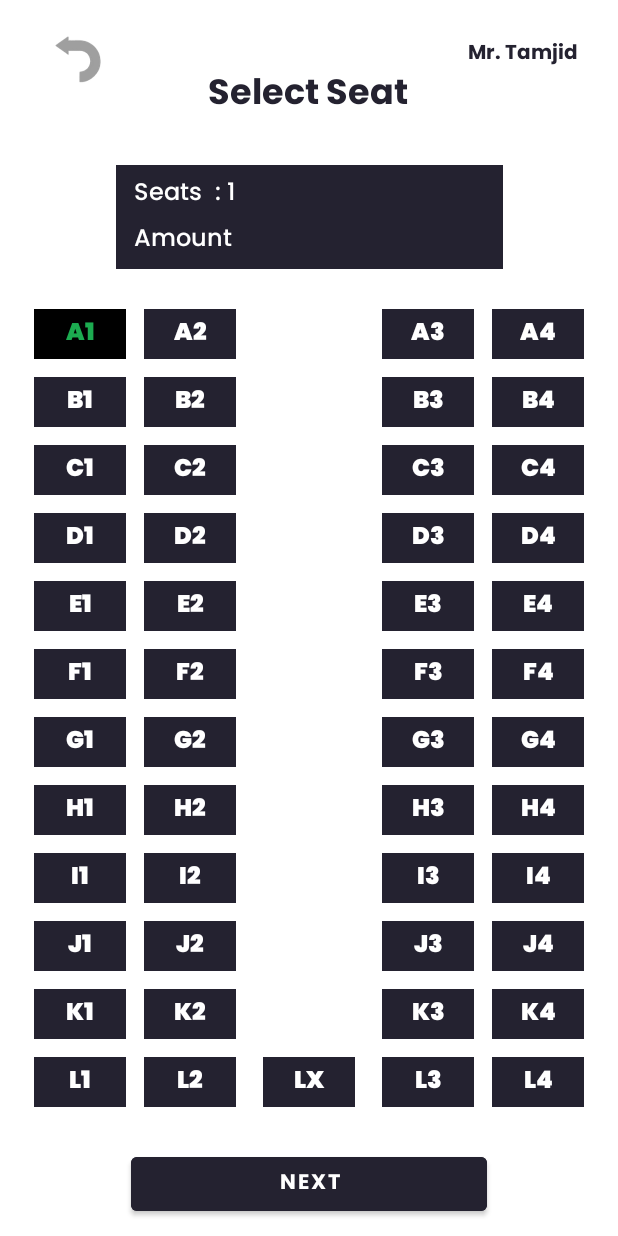
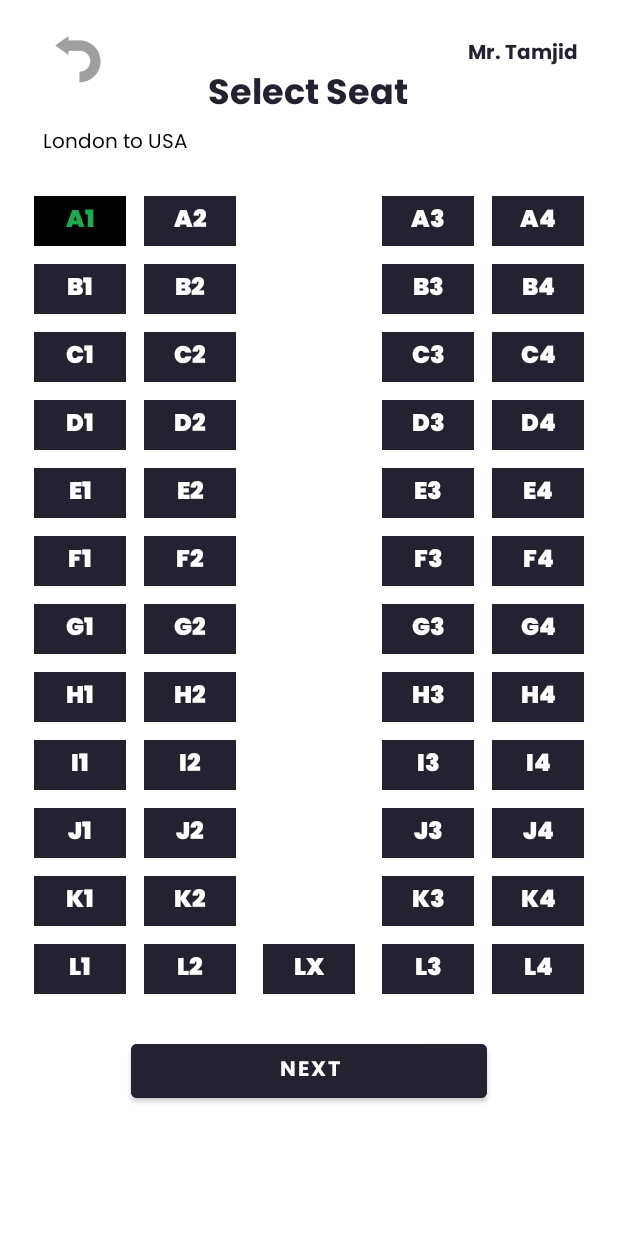
Before and after one commit to Rusian007/Bus_App, an Android app: the LongRouteSelectSeatActivity screen opened directly, with no data from a screen before it, after a tap on "A1", on a phone screen of 412 x 824 dp. Run offline under Robolectric (Android 15) with nearby library versions, the phone set to English and light mode, and no system bars.

Commit message:
Bus seat page added (again)

```diff
--- a/app/src/main/AndroidManifest.xml
+++ b/app/src/main/AndroidManifest.xml
@@ -33,7 +33,7 @@
         <activity android:name=".SalesActivity" />
         <activity android:name=".Booking.LongRouteBooking.LongRouteSeatChoosingActivity" />
         <activity android:name=".Booking.LongRouteBooking.SelectBusActivity" />
-        <activity android:name=".Booking.SelectSeatActivity" />
+        <activity android:name=".Booking.LongRouteBooking.LongRouteSelectSeatActivity" />
         <activity android:name=".Booking.LongRouteBooking.BookingSeatActivity"/>
         <activity
             android:name=".SpalshActivity"
--- a/app/src/main/java/com/example/busapp/Adaptar/BusLayoutAdapter.java
+++ b/app/src/main/java/com/example/busapp/Adaptar/BusLayoutAdapter.java
@@ -15,7 +15,7 @@ import androidx.annotation.NonNull;
 import androidx.recyclerview.widget.RecyclerView;
 
 import com.example.busapp.Booking.LongRouteBooking.LongRouteSeatChoosingActivity;
-import com.example.busapp.Booking.SelectSeatActivity;
+import com.example.busapp.Booking.LongRouteBooking.LongRouteSelectSeatActivity;
 import com.example.busapp.Model.BusModel;
 import com.example.busapp.R;
 
@@ -67,7 +67,7 @@ public class BusLayoutAdapter extends RecyclerView.Adapter<BusLayoutAdapter.View
                     isClicked = false;
                 }
 
-                Intent seatIntent = new Intent(v.getContext(), LongRouteSeatChoosingActivity.class);
+                Intent seatIntent = new Intent(v.getContext(), LongRouteSelectSeatActivity.class);
                 seatIntent.putExtra("BUSNAME", holder.showText.getText().toString());
                 v.getContext().startActivity(seatIntent);
                 ((Activity)mContext).finish();
--- a/app/src/main/java/com/example/busapp/Booking/LongRouteBooking/LongRouteBookingStartActivity.java
+++ b/app/src/main/java/com/example/busapp/Booking/LongRouteBooking/LongRouteBookingStartActivity.java
@@ -17,6 +17,7 @@ import com.example.busapp.ChooseLongRouteActivity;
 import com.example.busapp.R;
 
 public class LongRouteBookingStartActivity extends AppCompatActivity {
+    String FromLocation, ToLocation;
     @Override
     protected void onCreate(@Nullable Bundle savedInstanceState) {
         super.onCreate(savedInstanceState);
@@ -49,8 +50,8 @@ public class LongRouteBookingStartActivity extends AppCompatActivity {
                                        int arg2, long arg3) {
                 // TODO Auto-generated method stub
                 String location =dropdown.getSelectedItem().toString();
-
-                Log.e("Selected item : ",location);
+                FromLocation = location;
+            //    Log.e("Selected item : ",location);
             }
 
             @Override
@@ -71,11 +72,34 @@ public class LongRouteBookingStartActivity extends AppCompatActivity {
         adapter.setDropDownViewResource(R.layout.spinner_list);
 
         dropdown.setAdapter(adapter);
+
+
+
+        // see what Item has been selected
+        dropdown.setOnItemSelectedListener(new AdapterView.OnItemSelectedListener() {
+
+            @Override
+            public void onItemSelected(AdapterView<?> arg0, View arg1,
+                                       int arg2, long arg3) {
+                // TODO Auto-generated method stub
+                String location =dropdown.getSelectedItem().toString();
+                ToLocation = location;
+                // Log.e("Selected item : ",location);
+            }
+
+            @Override
+            public void onNothingSelected(AdapterView<?> arg0) {
+                // TODO Auto-generated method stub
+
+            }
+        });
     }
 
     public void goToBusChoosing(View view){
         Intent intent = new Intent(this, SelectBusActivity.class);
+        intent.putExtra("LOCATION", FromLocation + " to "+ ToLocation);
         startActivity(intent);
+
     }
     public void goBack(View view){
         this.finish();
--- a/app/src/main/java/com/example/busapp/Booking/SelectSeatActivity.java
+++ b/app/src/main/java/com/example/busapp/Booking/LongRouteBooking/LongRouteSelectSeatActivity.java
@@ -1,4 +1,4 @@
-package com.example.busapp.Booking;
+package com.example.busapp.Booking.LongRouteBooking;
 
 import android.content.Intent;
 import android.os.Bundle;
@@ -24,11 +24,11 @@ import com.example.busapp.R;
 import java.util.ArrayList;
 import java.util.List;
 
-public class SelectSeatActivity extends AppCompatActivity implements  BusSeatAdapter.IBusSeat{
+public class LongRouteSelectSeatActivity extends AppCompatActivity implements  BusSeatAdapter.IBusSeat{
     RecyclerView busSeatRecycleView;
     BusSeatAdapter adapter;
     ImageButton back;
-    TextView busSeatNameListText;
+
     ArrayList<String> SelectedBusSeatsList;
     Button seatConfirmedButton;
 
@@ -42,8 +42,8 @@ public class SelectSeatActivity extends AppCompatActivity implements  BusSeatAda
 
         String BusName = (String) getIntent().getStringExtra("BUSNAME");
 
-        TextView busNameText = findViewById(R.id.busNumber);
-        busSeatNameListText = findViewById(R.id.seatNameList);
+        TextView busNameText = findViewById(R.id.busName);
+
         SelectedBusSeatsList = new ArrayList<>();
         seatConfirmedButton = (Button) findViewById(R.id.SeatConfirmButton); // Confirm button after selecting seats
 
@@ -149,22 +149,17 @@ public class SelectSeatActivity extends AppCompatActivity implements  BusSeatAda
             SelectedBusSeatsList.remove(seatname);
          //  Log.d("seats", "Seat Removed: "+ "Removed******");
             //print Out selected Seats
-            PrintOutSeats(SelectedBusSeatsList);
+
         }else {
             SelectedBusSeatsList.add(seatname);
             //print Out selected Seats
-            PrintOutSeats(SelectedBusSeatsList);
+
         }
 
         return RestrictSeats;
 
     }
-    private void PrintOutSeats(ArrayList<String> seatList){
-            busSeatNameListText.setText(": ");
 
-            int size = seatList.size();
-        busSeatNameListText.append(Integer.toString(size));
-    }
     public void finishActivity(View v){
         this.finish();
     }
--- a/app/src/main/java/com/example/busapp/Booking/LongRouteBooking/SelectBusActivity.java
+++ b/app/src/main/java/com/example/busapp/Booking/LongRouteBooking/SelectBusActivity.java
@@ -19,6 +19,7 @@ import java.util.ArrayList;
 public class SelectBusActivity extends AppCompatActivity
 {
     private ArrayList<BusModel> theBusNames = new ArrayList<>();
+    String LocationText;
 
     @Override
     protected void onCreate(@Nullable Bundle savedInstanceState) {
@@ -27,6 +28,9 @@ public class SelectBusActivity extends AppCompatActivity
         this.getWindow().setFlags(WindowManager.LayoutParams.FLAG_FULLSCREEN, WindowManager.LayoutParams.FLAG_FULLSCREEN);
         getSupportActionBar().hide();
         setContentView(R.layout.select_bus_view);
+
+        // Location Intent
+        String LocationText = getIntent().getStringExtra("LOCATION");
 
         //
         InitializeNamesArray();
--- a/app/src/main/res/layout/bus_seat_view.xml
+++ b/app/src/main/res/layout/bus_seat_view.xml
@@ -54,32 +54,43 @@
             app:layout_constraintTop_toTopOf="parent" />
 
     <TextView
-            android:id="@+id/busNumber"
+        android:id="@+id/busName"
         android:layout_width="wrap_content"
         android:layout_height="wrap_content"
 
         android:fontFamily="@font/poppins_regular"
-            android:text="busName"
+        android:text="Bus: 1000000"
         android:textColor="@color/black"
         android:textSize="13dp"
         app:layout_constraintEnd_toEndOf="parent"
-            app:layout_constraintHorizontal_bias="0.498"
+        app:layout_constraintHorizontal_bias="0.91"
         app:layout_constraintStart_toStartOf="parent"
         app:layout_constraintTop_toBottomOf="@+id/textView6" />
 
 
-
+    <TextView
+        android:id="@+id/locationText"
+        android:layout_width="wrap_content"
+        android:layout_height="wrap_content"
+        android:fontFamily="@font/poppins_regular"
+        android:text="London to USA"
+        android:textColor="@color/black"
+        android:textSize="13dp"
+        app:layout_constraintEnd_toEndOf="parent"
+        app:layout_constraintHorizontal_bias="0.09"
+        app:layout_constraintStart_toStartOf="parent"
+        app:layout_constraintTop_toBottomOf="@+id/textView6" />
 
     <TableLayout
         android:id="@+id/tableLayout"
         android:layout_width="wrap_content"
         android:layout_height="wrap_content"
-            android:layout_marginTop="5dp"
 
+        android:layout_marginTop="25dp"
         android:padding="5dp"
         app:layout_constraintEnd_toEndOf="parent"
         app:layout_constraintStart_toStartOf="parent"
-            app:layout_constraintTop_toBottomOf="@+id/linearLayout">
+        app:layout_constraintTop_toBottomOf="@+id/textView6">
 
         <androidx.recyclerview.widget.RecyclerView
             android:id="@+id/busSeatRecycleView"
@@ -87,62 +98,6 @@
             android:layout_height="match_parent"
             android:padding="10dp" />
     </TableLayout>
-
-    <androidx.constraintlayout.widget.ConstraintLayout
-        android:id="@+id/linearLayout"
-        android:layout_width="258dp"
-        android:layout_height="69dp"
-        android:layout_marginTop="3dp"
-        android:background="@color/ColorBluGray"
-        android:orientation="vertical"
-        android:paddingVertical="6dp"
-        android:paddingHorizontal="12dp"
-        app:layout_constraintEnd_toEndOf="parent"
-        app:layout_constraintStart_toStartOf="parent"
-        app:layout_constraintTop_toBottomOf="@+id/busNumber">
-
-        <TextView
-            android:id="@+id/seats"
-            android:layout_width="wrap_content"
-            android:layout_height="wrap_content"
-            android:fontFamily="@font/poppins_medium"
-
-            android:text="Seats"
-            android:textColor="@color/white"
-            android:textSize="16dp"
-            app:layout_constraintEnd_toEndOf="parent"
-            app:layout_constraintHorizontal_bias="0.0"
-            app:layout_constraintStart_toStartOf="parent"
-            app:layout_constraintTop_toTopOf="parent" />
-
-        <TextView
-            android:id="@+id/seatNameList"
-            android:layout_width="wrap_content"
-            android:layout_height="wrap_content"
-            android:text="0"
-            android:textColor="@color/white"
-            android:textSize="16dp"
-            android:fontFamily="@font/poppins_medium"
-            app:layout_constraintEnd_toEndOf="parent"
-            app:layout_constraintHorizontal_bias="0.048"
-            app:layout_constraintStart_toEndOf="@+id/seats"
-            app:layout_constraintTop_toTopOf="parent" />
-
-        <TextView
-            android:id="@+id/amount"
-
-            android:layout_width="match_parent"
-            android:layout_height="wrap_content"
-            android:fontFamily="@font/poppins_medium"
-            android:text="Amount"
-            android:textColor="@color/white"
-            android:textSize="16dp"
-            app:layout_constraintBottom_toBottomOf="parent"
-            app:layout_constraintEnd_toEndOf="parent"
-            app:layout_constraintStart_toStartOf="parent"
-            app:layout_constraintTop_toTopOf="parent"
-            app:layout_constraintVertical_bias="1.0" />
-    </androidx.constraintlayout.widget.ConstraintLayout>
 
     <Button
         android:id="@+id/SeatConfirmButton"
--- a/app/src/main/res/layout/long_route_booking_start_view.xml
+++ b/app/src/main/res/layout/long_route_booking_start_view.xml
@@ -47,7 +47,7 @@
         android:fontFamily="@font/poppins_bold"
         android:text="Destination"
         android:textColor="@color/ColorBluGray"
-        android:textSize="40dp"
+        android:textSize="35dp"
         app:layout_constraintEnd_toEndOf="parent"
         app:layout_constraintHorizontal_bias="0.497"
         app:layout_constraintStart_toStartOf="parent"
--- a/app/src/main/res/layout/ticket_short_route.xml
+++ b/app/src/main/res/layout/ticket_short_route.xml
@@ -231,7 +231,7 @@
         android:layout_marginTop="3dp"
         android:fontFamily="@font/poppins_regular"
         android:text="non-AC"
-        android:textSize="12sp"
+        android:textSize="13sp"
         app:layout_constraintEnd_toEndOf="parent"
         app:layout_constraintHorizontal_bias="0.52"
         app:layout_constraintStart_toEndOf="@+id/complainText"
```
Lines whose indentation alone changed are shown as unchanged.
